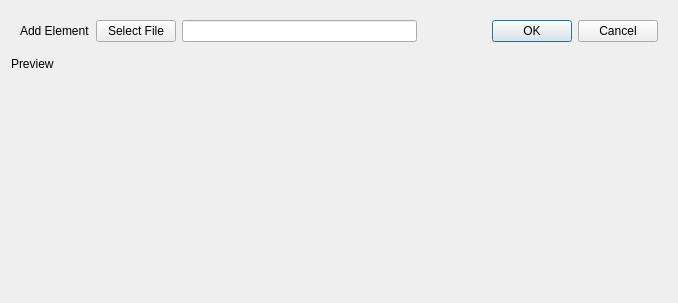
Qt form add_element.ui (2jonnyb/Osu-Skin-Helper) before a commit.
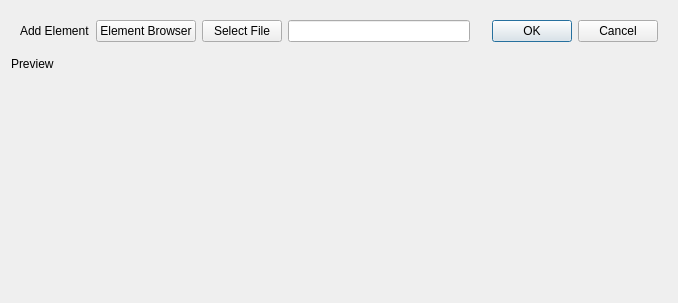
The same form after that commit.

Commit message: Threaded element browser connected to element picker

```diff
--- a/add_element.ui
+++ b/add_element.ui
@@ -30,6 +30,13 @@
         </property>
        </widget>
       </item>
+      <item>
+       <widget class="QPushButton" name="pushButton_element_browser">
+        <property name="text">
+         <string>Element Browser</string>
+        </property>
+       </widget>
+      </item>
       <item>
        <widget class="QPushButton" name="pushButton">
         <property name="text">
```
The commit also changes 4 other files.
